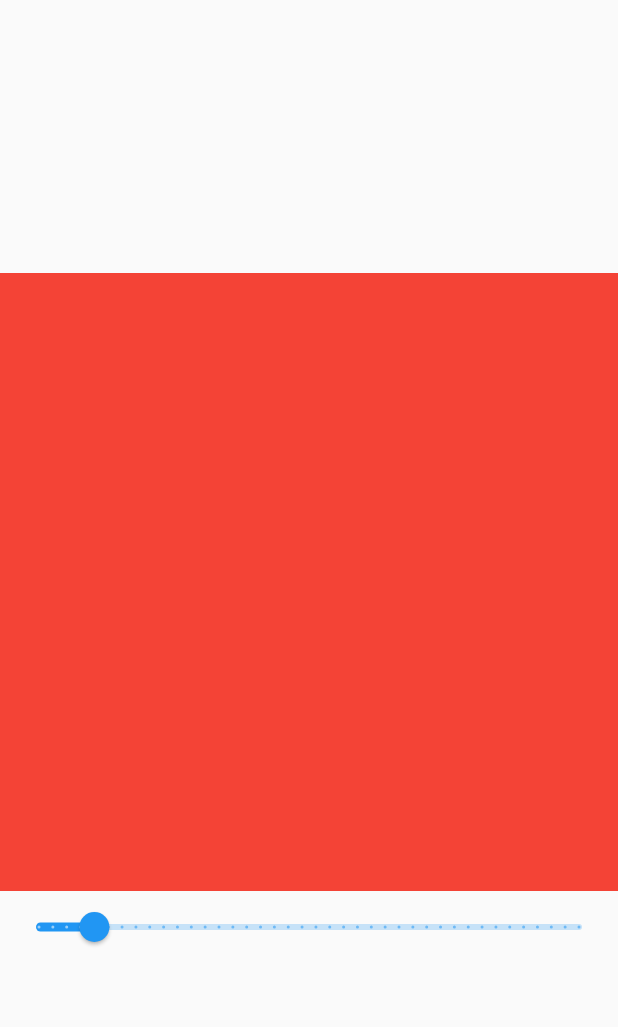
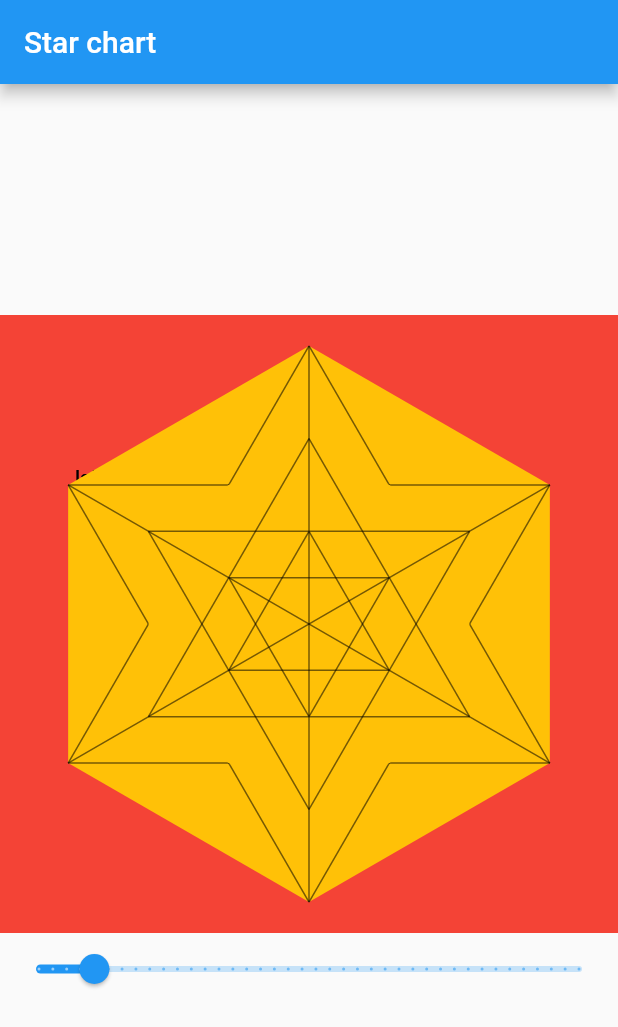
Before and after one commit to OroshiX/star_chart, a Flutter app: the screen it shows after launch, on a phone screen of 412 x 824 dp. Shown: the top 1027 px of the screen. Run offline on Flutter 3.47's test engine with Material 2 defaults, Android fonts, the phone set to English and light mode, and no system bars.

Commit message:
Star chart library started

```diff
--- a/example/lib/main.dart
+++ b/example/lib/main.dart
@@ -1,4 +1,5 @@
 import 'package:flutter/material.dart';
+import 'package:star_chart/star_chart.dart';
 
 void main() {
   runApp(MyApp());
@@ -30,6 +31,7 @@ class MyApp extends StatelessWidget {
     );
   }
 }
+
 class RadarScreen extends StatefulWidget {
   static const routeName = "/radar";
   final List<double> values;
@@ -53,57 +55,14 @@ class _RadarScreenState extends State<RadarScreen> {
   @override
   Widget build(BuildContext context) {
     return Scaffold(
+      appBar: AppBar(
+        title: Text("Star chart"),
+      ),
       body: Center(
         child: Column(
           mainAxisAlignment: MainAxisAlignment.center,
           children: [
-            LayoutBuilder(
-              builder: (context, constraints) {
-                double sideLength =
-                min(constraints.maxHeight, constraints.maxWidth);
-                return Center(
-                  child: Container(
-                    color: Colors.red,
-                    width: sideLength,
-                    height: sideLength,
-                    child: Stack(
-                      children: [
-                        Center(
-                          child: FractionallySizedBox(
-                            heightFactor: 1,
-                            widthFactor: 1,
-                            alignment: Alignment.center,
-                            child: CustomPaint(
-                              painter: PaintRadarBackground(_sides),
-                            ),
-                          ),
-                        ),
-                        Center(
-                          child: FractionallySizedBox(
-                            heightFactor: 0.6,
-                            widthFactor: 0.6,
-                            alignment: Alignment.center,
-                            child: CustomPaint(
-                              painter: PaintRadarBackground(_sides),
-                            ),
-                          ),
-                        ),
-                        Center(
-                          child: FractionallySizedBox(
-                            alignment: Alignment.center,
-                            heightFactor: 0.3,
-                            widthFactor: 0.3,
-                            child: CustomPaint(
-                              painter: PaintRadarBackground(_sides),
-                            ),
-                          ),
-                        ),
-                      ],
-                    ),
-                  ),
-                );
-              },
-            ),
+            StarChart(sides: _sides),
             Slider(
               value: _sides.toDouble(),
               onChanged: (value) {
--- /dev/null
+++ b/lib/painter/paint_radar_labels.dart
@@ -0,0 +1,32 @@
+import 'package:flutter/material.dart';
+import 'package:flutter/rendering.dart';
+
+class PaintRadarLabels extends CustomPainter {
+  List<String> labels;
+  double r;
+  PaintRadarLabels(this.r, this.labels);
+
+  @override
+  void paint(Canvas canvas, Size size) {
+    // TODO: implement paint
+
+    for (int i = 0; i < labels.length; i++) {
+      var textSpan =
+          TextSpan(text: labels[i], style: TextStyle(color: Colors.black54));
+      final textPainter = TextPainter(
+        text: textSpan,
+        textDirection: TextDirection.ltr,
+      );
+      final offset = Offset(50, 100);
+      textPainter.layout();
+      var L = textPainter.width;
+      var l = textPainter.height;
+      textPainter.paint(canvas, offset);
+    }
+  }
+
+  @override
+  bool shouldRepaint(CustomPainter old) {
+    return true;
+  }
+}
--- a/lib/star_chart.dart
+++ b/lib/star_chart.dart
@@ -1,3 +1,72 @@
 library star_chart;
 
-export 'package:star_chart/painter/paint_radar_background.dart';
+import 'dart:math';
+
+import 'package:flutter/material.dart';
+import 'package:star_chart/painter/paint_radar_background.dart';
+import 'package:star_chart/painter/paint_radar_labels.dart';
+
+class StarChart extends StatelessWidget {
+  final int sides;
+
+  const StarChart({Key key, this.sides}) : super(key: key);
+  @override
+  Widget build(BuildContext context) {
+    return LayoutBuilder(
+      builder: (context, constraints) {
+        double sideLength = min(constraints.maxHeight, constraints.maxWidth);
+        return Center(
+          child: Container(
+            color: Colors.red,
+            width: sideLength,
+            height: sideLength,
+            child: Stack(
+              children: [
+                Center(
+                  child: FractionallySizedBox(
+                    heightFactor: 1,
+                    widthFactor: 1,
+                    child: CustomPaint(
+                      painter: PaintRadarLabels(sideLength,
+                          List.generate(sides, (index) => "label $index")),
+                    ),
+                  ),
+                ),
+                Center(
+                  child: FractionallySizedBox(
+                    heightFactor: 0.9,
+                    widthFactor: 0.9,
+                    alignment: Alignment.center,
+                    child: CustomPaint(
+                      painter: PaintRadarBackground(sides),
+                    ),
+                  ),
+                ),
+                Center(
+                  child: FractionallySizedBox(
+                    heightFactor: 0.6,
+                    widthFactor: 0.6,
+                    alignment: Alignment.center,
+                    child: CustomPaint(
+                      painter: PaintRadarBackground(sides),
+                    ),
+                  ),
+                ),
+                Center(
+                  child: FractionallySizedBox(
+                    alignment: Alignment.center,
+                    heightFactor: 0.3,
+                    widthFactor: 0.3,
+                    child: CustomPaint(
+                      painter: PaintRadarBackground(sides),
+                    ),
+                  ),
+                ),
+              ],
+            ),
+          ),
+        );
+      },
+    );
+  }
+}
```
